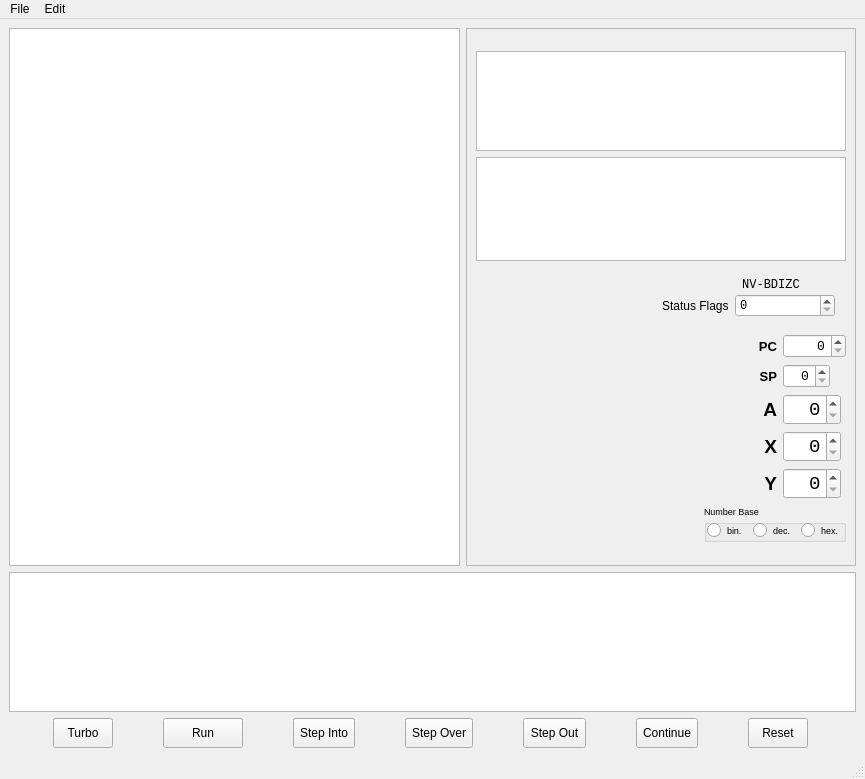
Before: the Qt Designer form mainwindow.ui in jnbarchan/6502assembler, drawn with Qt 5.
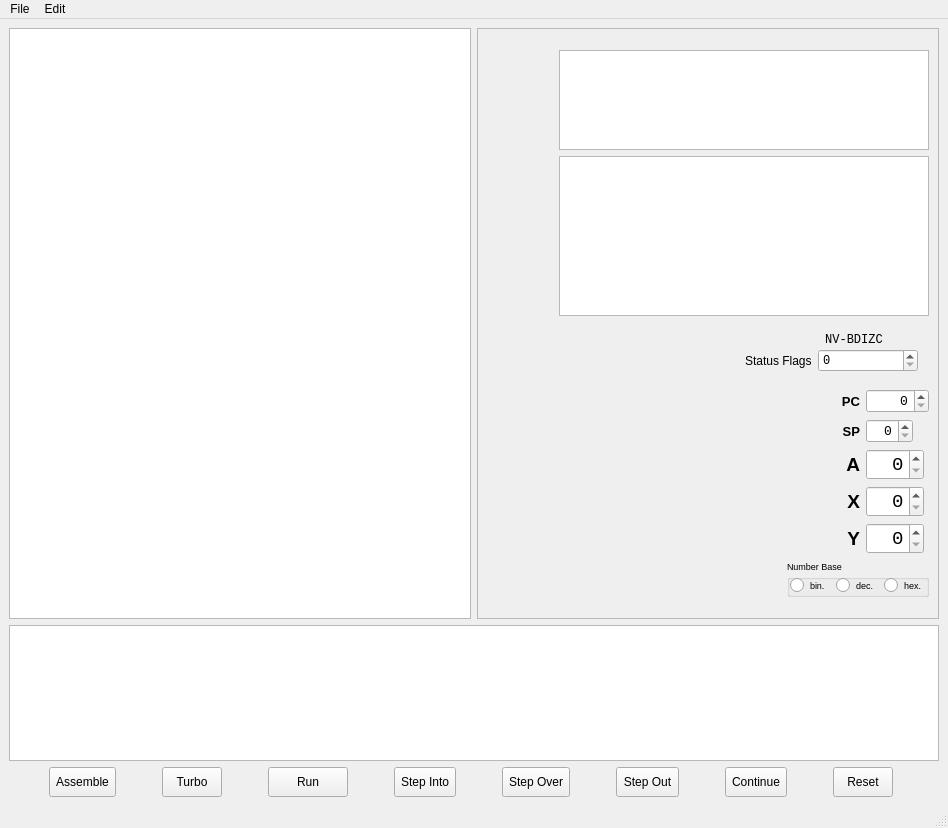
After: the same form once the commit is applied. Icons and pictures are not drawn. Custom widgets are drawn as their Qt base class.

Patch:
```diff
--- a/mainwindow.ui
+++ b/mainwindow.ui
@@ -6,8 +6,8 @@
    <rect>
     <x>0</x>
     <y>0</y>
-    <width>865</width>
-    <height>779</height>
+    <width>948</width>
+    <height>828</height>
    </rect>
   </property>
   <property name="windowTitle">
@@ -41,7 +41,7 @@
         <property name="frameShadow">
          <enum>QFrame::Raised</enum>
         </property>
-        <layout class="QGridLayout" name="gridLayout">
+        <layout class="QGridLayout" name="gridLayout" columnstretch="1,1">
          <item row="4" column="1">
           <widget class="NumberBaseSpinBox" name="spnProgramCounter">
            <property name="sizePolicy">
@@ -508,7 +508,7 @@
          <item row="2" column="0" colspan="2" alignment="Qt::AlignRight">
           <widget class="WatchView" name="tvWatch">
            <property name="sizePolicy">
-            <sizepolicy hsizetype="Fixed" vsizetype="Fixed">
+            <sizepolicy hsizetype="Expanding" vsizetype="Fixed">
              <horstretch>0</horstretch>
              <verstretch>0</verstretch>
             </sizepolicy>
@@ -522,7 +522,7 @@
            <property name="maximumSize">
             <size>
              <width>16777215</width>
-             <height>104</height>
+             <height>160</height>
             </size>
            </property>
            <property name="font">
@@ -563,6 +563,22 @@
     </item>
     <item>
      <layout class="QHBoxLayout" name="bottomLayout">
+      <item>
+       <widget class="QToolButton" name="btnAssemble">
+        <property name="minimumSize">
+         <size>
+          <width>60</width>
+          <height>30</height>
+         </size>
+        </property>
+        <property name="text">
+         <string>Assemble</string>
+        </property>
+        <property name="toolButtonStyle">
+         <enum>Qt::ToolButtonTextBesideIcon</enum>
+        </property>
+       </widget>
+      </item>
       <item>
        <widget class="QToolButton" name="btnTurboRun">
         <property name="minimumSize">
@@ -712,7 +728,7 @@
     <rect>
      <x>0</x>
      <y>0</y>
-     <width>865</width>
+     <width>948</width>
      <height>23</height>
     </rect>
    </property>
```
